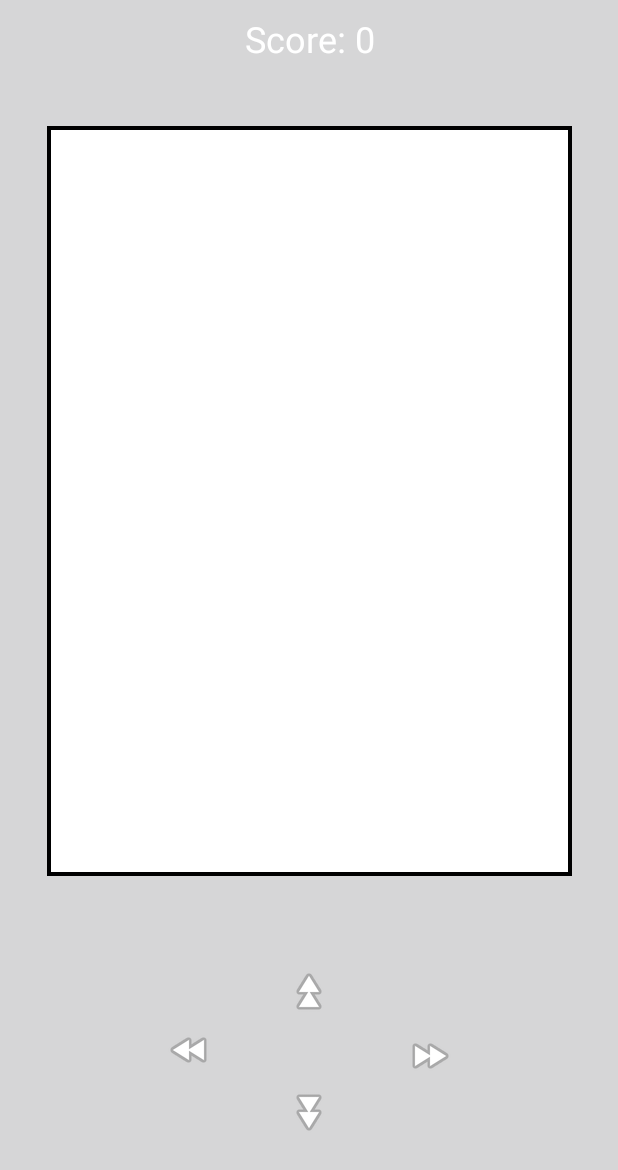
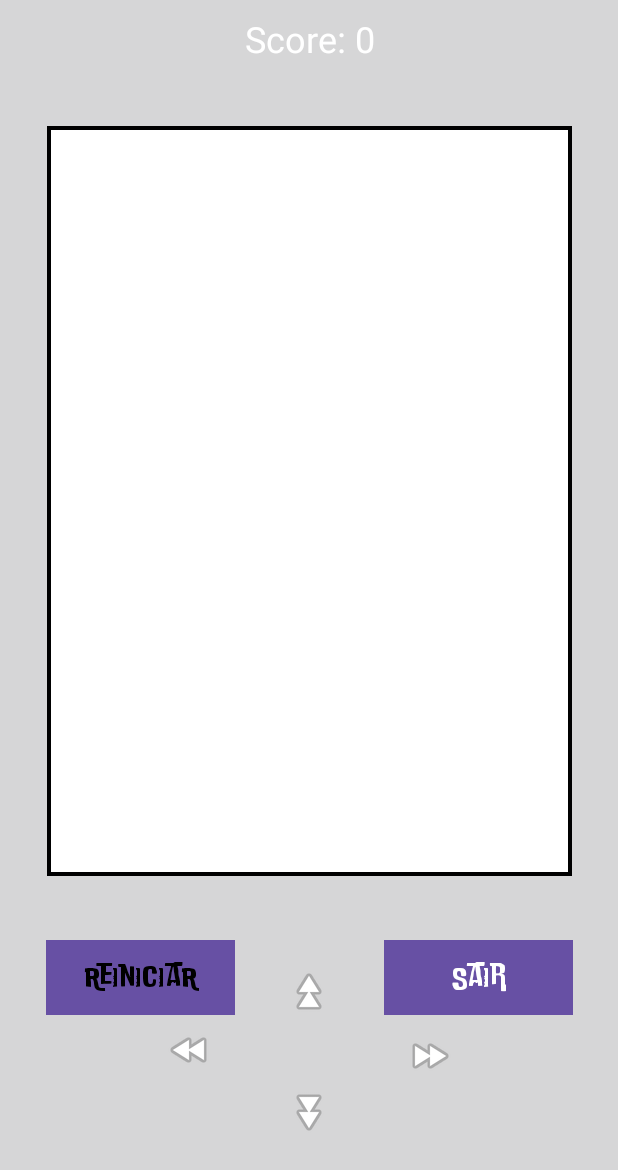
Before and after one commit to AlexFilh0/Curious-Wizard-s-Potion-Shop, an Android app: the Snake screen opened directly, with no data from a screen before it, on a phone screen of 412 x 824 dp. Shown: the top 1170 px of the screen. Run offline under Robolectric (Android 15) with nearby library versions, the light colour scheme and no system bars; Roboto replaces fonts that are not available here.

Commit message:
Botão Reinicio, Sair

```diff
--- a/app/src/main/java/com/example/wizardspotionshop/Snake.java
+++ b/app/src/main/java/com/example/wizardspotionshop/Snake.java
@@ -1,6 +1,7 @@
 package com.example.wizardspotionshop;
 
 import android.content.Context;
+import android.content.Intent;
 import android.graphics.Point;
 import android.os.Bundle;
 import android.os.Handler;
@@ -19,6 +20,7 @@ import java.util.List;
 import java.util.Random;
 
 public class Snake extends BaseMainActivity {
+
 
     private FrameLayout frameLayout;
     private ImageView snakeHead;
@@ -48,6 +50,29 @@ public class Snake extends BaseMainActivity {
         v.vibrate(tempo);
     }
 
+    public void morreu() {
+        Button btn_reiniciar = findViewById(R.id.btn_reiniciar);
+        Button btn_sair = findViewById(R.id.btn_sair_velha);
+
+        btn_sair.setVisibility(View.VISIBLE);
+        btn_reiniciar.setVisibility(View.VISIBLE);
+
+        btn_sair.setOnClickListener(new View.OnClickListener() {
+            @Override
+            public void onClick(View v) {
+                Intent i = new Intent(Snake.this, TelaPrincipal.class);
+                startActivity(i);
+            }
+        });
+        btn_reiniciar.setOnClickListener(new View.OnClickListener() {
+            @Override
+            public void onClick(View v) {
+                btn_reiniciar.setVisibility(View.INVISIBLE);
+                btn_sair.setVisibility(View.INVISIBLE);
+                endGame();
+            }
+        });
+    }
     @Override
     protected void onCreate(Bundle savedInstanceState) {
         super.onCreate(savedInstanceState);
@@ -70,6 +95,7 @@ public class Snake extends BaseMainActivity {
         ImageButton btn_right = findViewById(R.id.btn_right);
         ImageButton btn_left = findViewById(R.id.btn_left);
 
+        Button btn_reiniciar = findViewById(R.id.btn_reiniciar);
 
 
         btn_up.setOnClickListener(new View.OnClickListener() {
@@ -177,7 +203,7 @@ public class Snake extends BaseMainActivity {
                 // Check for collisions with walls
                 if (snakeX >= frameLayout.getWidth()-50 || snakeX < 0 || snakeY >= frameLayout.getHeight() || snakeY < 0) {
                     vibra(100);
-                    endGame();
+                    morreu();
                     return;
                 }
 
@@ -186,7 +212,7 @@ public class Snake extends BaseMainActivity {
                     ImageView part = snakeBody.get(i);
                     if (Math.abs(snakeX - part.getX()) < blockSize / 3 && Math.abs(snakeY - part.getY()) < blockSize / 3) {
                         vibra(100);
-                        endGame();
+                        morreu();
                         return;
                     }
                 }
@@ -221,14 +247,17 @@ public class Snake extends BaseMainActivity {
         scoreText.setText("Score: " + score);
     }
 
+
     private void endGame() {
         // Remove all body parts except the head
         for (int i = 1; i < snakeBody.size(); i++) {
             frameLayout.removeView(snakeBody.get(i));
         }
         snakeBody.clear();
+
+        scoreText.setText("VOCÊ MORREU!");
+
         snakeBody.add(snakeHead);
-
         startGame();
     }
 }
--- a/app/src/main/res/layout/tela_snake.xml
+++ b/app/src/main/res/layout/tela_snake.xml
@@ -123,5 +123,39 @@
         app:layout_constraintVertical_bias="0.0"
         app:srcCompat="@android:drawable/ic_media_rew" />
 
+    <Button
+        android:id="@+id/btn_reiniciar"
+        android:layout_width="126dp"
+        android:layout_height="50dp"
+        android:background="#D169E5"
+        android:fontFamily="@font/doublebass_regular_trial"
+        android:text="REINICIAR"
+        android:textAlignment="center"
+        android:textColor="#000000"
+        android:textSize="20sp"
+        android:visibility="invisible"
+        app:layout_constraintBottom_toBottomOf="parent"
+        app:layout_constraintEnd_toEndOf="parent"
+        app:layout_constraintHorizontal_bias="0.108"
+        app:layout_constraintStart_toStartOf="parent"
+        app:layout_constraintTop_toTopOf="parent"
+        app:layout_constraintVertical_bias="0.81" />
+
+    <Button
+        android:id="@+id/btn_sair_velha"
+        android:layout_width="126dp"
+        android:layout_height="50dp"
+        android:background="#D169E5"
+        android:fontFamily="@font/doublebass_regular_trial"
+        android:text="SAIR"
+        android:visibility="invisible"
+        android:textSize="20sp"
+        app:layout_constraintBottom_toBottomOf="parent"
+        app:layout_constraintEnd_toEndOf="parent"
+        app:layout_constraintHorizontal_bias="0.894"
+        app:layout_constraintStart_toStartOf="parent"
+        app:layout_constraintTop_toTopOf="parent"
+        app:layout_constraintVertical_bias="0.81" />
+
 
 </androidx.constraintlayout.widget.ConstraintLayout>
```
